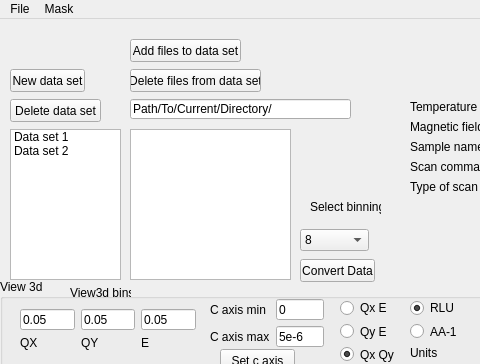
MJOLNIRPackage/MJOLNIR-GUI, file MJOLNIR_GUI_ui.ui: the form before one commit; both pictures show x 0 to 480 and y 0 to 364 of the 631 by 886 pixel window.
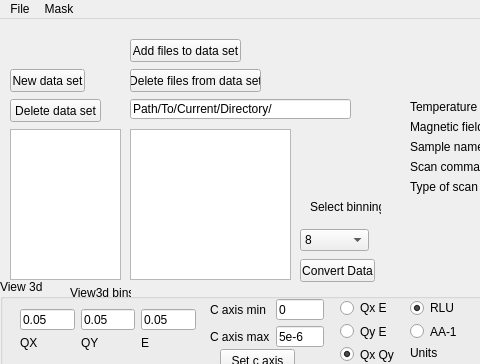
The form after the commit.

Commit message: Made changes that Lass asked for

```diff
--- a/MJOLNIR_GUI_ui.ui
+++ b/MJOLNIR_GUI_ui.ui
@@ -260,27 +260,7 @@
      </item>
     </layout>
    </widget>
-   <widget class="QListWidget" name="listWidget_2">
-    <property name="geometry">
-     <rect>
-      <x>10</x>
-      <y>110</y>
-      <width>111</width>
-      <height>151</height>
-     </rect>
-    </property>
-    <item>
-     <property name="text">
-      <string>Data set 1</string>
-     </property>
-    </item>
-    <item>
-     <property name="text">
-      <string>Data set 2</string>
-     </property>
-    </item>
-   </widget>
-   <widget class="QPushButton" name="pushButton_6">
+   <widget class="QPushButton" name="DataSet_NewDataSet_button">
     <property name="geometry">
      <rect>
       <x>10</x>
@@ -1121,6 +1101,16 @@
      </rect>
     </property>
    </widget>
+   <widget class="QListView" name="DataSet_DataSets_listView">
+    <property name="geometry">
+     <rect>
+      <x>10</x>
+      <y>110</y>
+      <width>111</width>
+      <height>151</height>
+     </rect>
+    </property>
+   </widget>
    <zorder>groupBox_3</zorder>
    <zorder>groupBox_5</zorder>
    <zorder>groupBox_2</zorder>
```
Left out of the diff: 8 changed lines with no effect on the pictures. The commit also changes 2 other files.
